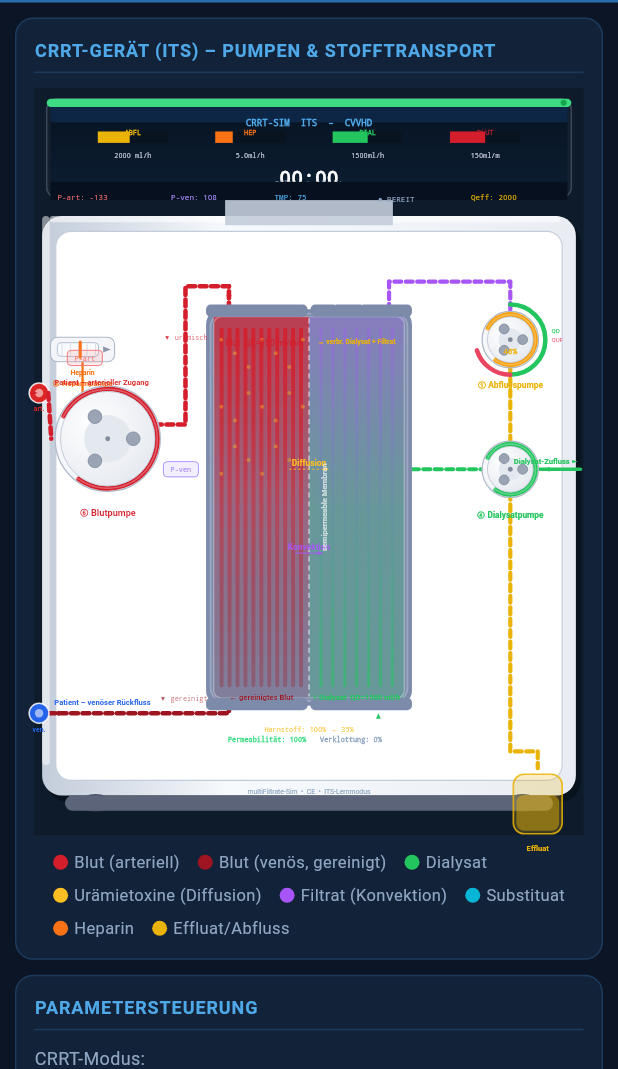
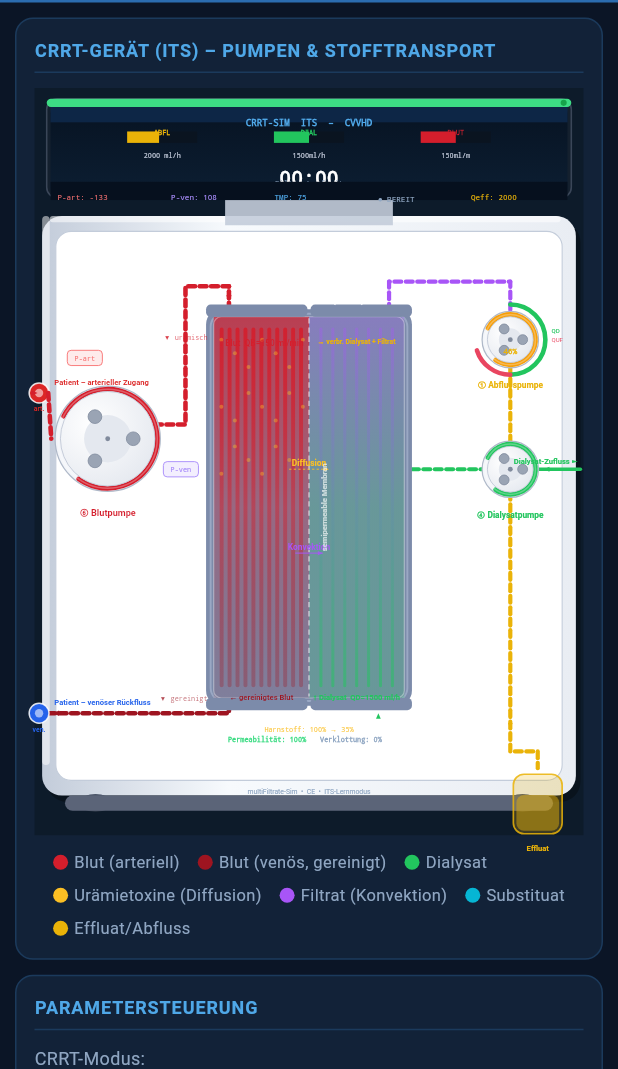
Before and after one commit to dirkheinzeUAZ/CRRT-UKSH-Akademie, a Flutter app: the screen it shows after launch, on a phone screen of 412 x 824 dp, the part 167-1236 px from its top. Run offline on Flutter 3.47's test engine with Material 3 defaults, Android fonts, the phone set to English and light mode, and no system bars.

Commit message:
genspark auto-backup

```diff
--- a/lib/models/crrt_state.dart
+++ b/lib/models/crrt_state.dart
@@ -32,7 +32,6 @@ class CrrtState extends ChangeNotifier {
   double qd = 1500; // Dialysatpumpe ml/h [0-3000]
   double quf = 500; // Netto-Flüssigkeitsentzug ml/h [0-2500]
   double qs = 0; // Substitutionspumpe ml/h [0-3000]
-  double qSyringe = 5; // Heparinpumpe ml/h [0-20]
 
   // Filter-Eigenschaften – stufenlos einstellbar (Lehrzwecke)
   double filterPermeability = 1.0; // 0..1  (1 = optimal durchlässig)
@@ -158,11 +157,6 @@ class CrrtState extends ChangeNotifier {
 
   void setQs(double v) {
     qs = v;
-    notifyListeners();
-  }
-
-  void setQSyringe(double v) {
-    qSyringe = v;
     notifyListeners();
   }
 
--- a/lib/theme/app_colors.dart
+++ b/lib/theme/app_colors.dart
@@ -35,7 +35,6 @@ class AppColors {
   static const filtrate     = Color(0xFFA855F7); // Filtrat = lila
   static const effluent     = Color(0xFFEAB308); // Effluat/Abfluss = gelb
   static const substituate  = Color(0xFF06B6D4); // Substituat = cyan/türkis
-  static const heparin      = Color(0xFFF97316); // Heparin = orange
   static const toxin        = Color(0xFFFBBF24); // Urämietoxine (Diffusion)
   static const clot         = Color(0xFF7C2D12); // Verklottung / Thrombus
 
@@ -46,7 +45,6 @@ class AppColors {
       case 'filtrate': return filtrate;
       case 'effluent': return effluent;
       case 'substituate': return substituate;
-      case 'heparin': return heparin;
       default: return accentBlue;
     }
   }
--- a/lib/widgets/control_panel.dart
+++ b/lib/widgets/control_panel.dart
@@ -51,17 +51,6 @@ class _ControlPanelState extends State<ControlPanel> {
             indicator: _pumpIndicatorRow(AppColors.blood, 'Arterieller Kreislauf'),
           ),
 
-          // ③ Heparinpumpe
-          ParamSlider(
-            label: '③ Heparinpumpe',
-            valueText: '${st.qSyringe.toStringAsFixed(1)} ml/h',
-            value: st.qSyringe,
-            min: 0,
-            max: 20,
-            divisions: 40,
-            accent: AppColors.heparin,
-            onChanged: st.setQSyringe,
-          ),
           const Divider(height: 16, color: AppColors.borderBlue),
 
           // ④ Dialysatpumpe
--- a/lib/widgets/legend_bar.dart
+++ b/lib/widgets/legend_bar.dart
@@ -14,7 +14,6 @@ class LegendBar extends StatelessWidget {
       (AppColors.toxin, 'Urämietoxine (Diffusion)'),
       (AppColors.filtrate, 'Filtrat (Konvektion)'),
       (AppColors.substituate, 'Substituat'),
-      (AppColors.heparin, 'Heparin'),
       (AppColors.effluent, 'Effluat/Abfluss'),
     ];
     return Wrap(
--- a/lib/widgets/machine_layout.dart
+++ b/lib/widgets/machine_layout.dart
@@ -14,9 +14,8 @@ class ML {
   static const double fX = 235, fY = 300, fW = 250, fH = 500;
   static double get mX => fX + fW / 2;
 
-  // Pumpen – links: Blutpumpe (groß) + Heparin-Spritzenpumpe
+  // Pumpen – links: Blutpumpe (groß)
   static const p6cx = 96.0, p6cy = 460.0, p6r = 62.0; // Blutpumpe
-  static const p3x = 24.0, p3y = 330.0, p3w = 78.0, p3h = 26.0; // Heparin
 
   // Pumpen – rechts: Abfluss (oben), Dialysat (mitte), Substituat (unten)
   static const p1cx = 624.0, p1cy = 330.0, p1r = 30.0; // Abflusspumpe
--- a/lib/widgets/painters/labels_painter.dart
+++ b/lib/widgets/painters/labels_painter.dart
@@ -9,8 +9,6 @@ import 'draw_utils.dart';
 void drawLabels(Canvas canvas, CrrtState st) {
   drawText(canvas, '① Abflusspumpe', Offset(ML.p1cx, ML.p1cy + ML.p1r + 22),
       color: AppColors.effluent, fontSize: 11, weight: FontWeight.bold, align: TextAlign.center, fontFamily: 'sans-serif');
-  drawText(canvas, '③ Heparinpumpe', Offset(ML.p3x + ML.p3w / 2, ML.p3y + ML.p3h + 24),
-      color: AppColors.heparin, fontSize: 10, weight: FontWeight.bold, align: TextAlign.center, fontFamily: 'sans-serif');
   if (st.hasDialysat) {
     drawText(canvas, '④ Dialysatpumpe', Offset(ML.p4cx, ML.p4cy + ML.p4r + 22),
         color: AppColors.dialysate, fontSize: 11, weight: FontWeight.bold, align: TextAlign.center, fontFamily: 'sans-serif');
--- a/lib/widgets/painters/screen_painter.dart
+++ b/lib/widgets/painters/screen_painter.dart
@@ -34,7 +34,6 @@ void drawScreen(Canvas canvas, CrrtState st) {
   final qEff = st.qEff;
   final allBars = <_BarSpec>[
     _BarSpec('ABFL', st.speedEffluent.clamp(0, 1), AppColors.effluent, '${qEff.round()} ml/h', true),
-    _BarSpec('HEP', st.qSyringe / 20, AppColors.heparin, '${st.qSyringe.toStringAsFixed(1)}ml/h', true),
     _BarSpec('DIAL', st.qd / 3000, AppColors.dialysate, '${st.qd.round()}ml/h', st.hasDialysat),
     _BarSpec('SUB', st.qs / 3000, AppColors.substituate, '${st.qs.round()}ml/h', st.hasSubstPump),
     _BarSpec('BLUT', st.qb / 300, AppColors.blood, '${st.qb.round()}ml/m', true),
--- a/lib/widgets/painters/tubing_painter.dart
+++ b/lib/widgets/painters/tubing_painter.dart
@@ -12,7 +12,6 @@ import 'draw_utils.dart';
 ///  - Dialysat: GRÜN
 ///  - Effluat/Abfluss: GELB
 ///  - Substituat: CYAN, umschaltbar Prä-/Postdilution über Weiche
-///  - Heparin: ORANGE
 void drawTubing(Canvas canvas, CrrtState st) {
   const fX = ML.fX, fY = ML.fY, fW = ML.fW, fH = ML.fH;
   final fB = fY + fH;
@@ -39,12 +38,6 @@ void drawTubing(Canvas canvas, CrrtState st) {
   drawConnectorCap(canvas, const Offset(6, ML.patYArt), AppColors.arterialCap, r: 13, label: 'art.');
   tube([const Offset(18, ML.patYArt), Offset(ML.p6cx - ML.p6r - 12, ML.p6cy)], AppColors.blood, lw: 6);
   drawArrowHead(canvas, Offset(ML.p6cx - ML.p6r - 30, ML.patYArt), 0, AppColors.blood, size: 9);
-
-  // Heparin -> Blutlinie kurz vor Pumpe
-  tube([
-    Offset(ML.p3x + ML.p3w / 2, ML.p3y + ML.p3h),
-    Offset(ML.p3x + ML.p3w / 2, ML.p6cy - ML.p6r * 0.4),
-  ], AppColors.heparin, lw: 3, dashed: false);
 
   // Blutpumpe -> Filter Bluteinlass (oben links) – Bogen ohne Kreuzung
   tube([
```
Also changed, not shown: lib/widgets/machine_canvas.dart (+0 -8 lines), lib/widgets/painters/filter_painter.dart (+0 -9 lines), lib/widgets/painters/pump_painter.dart (+0 -56 lines).
